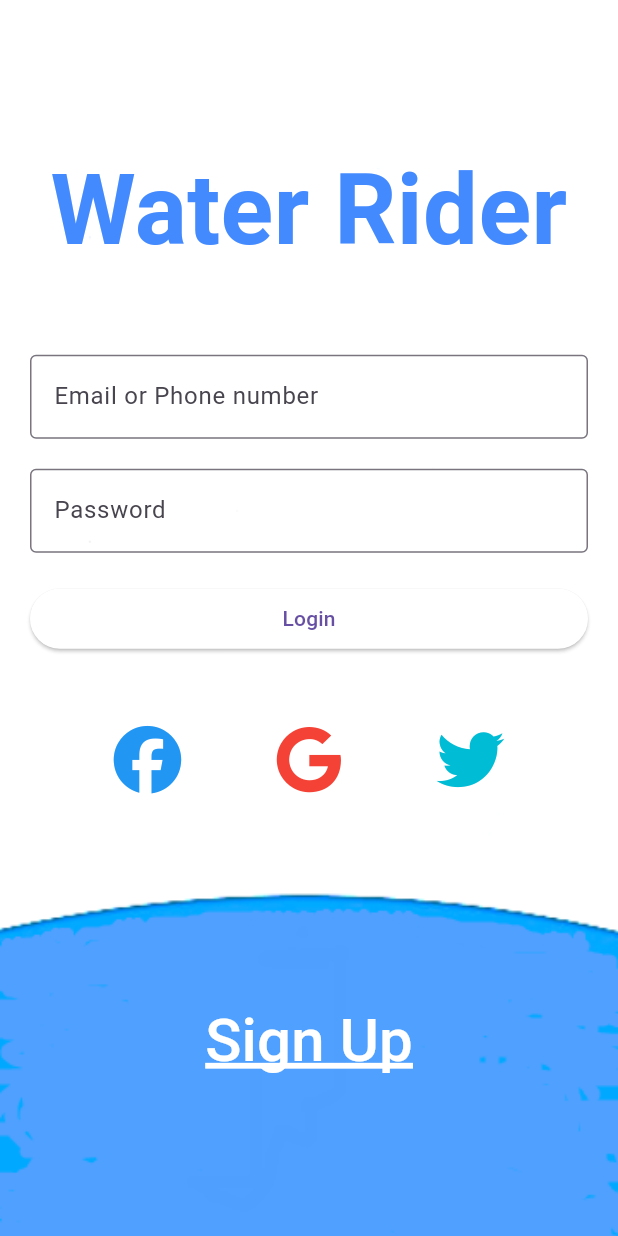
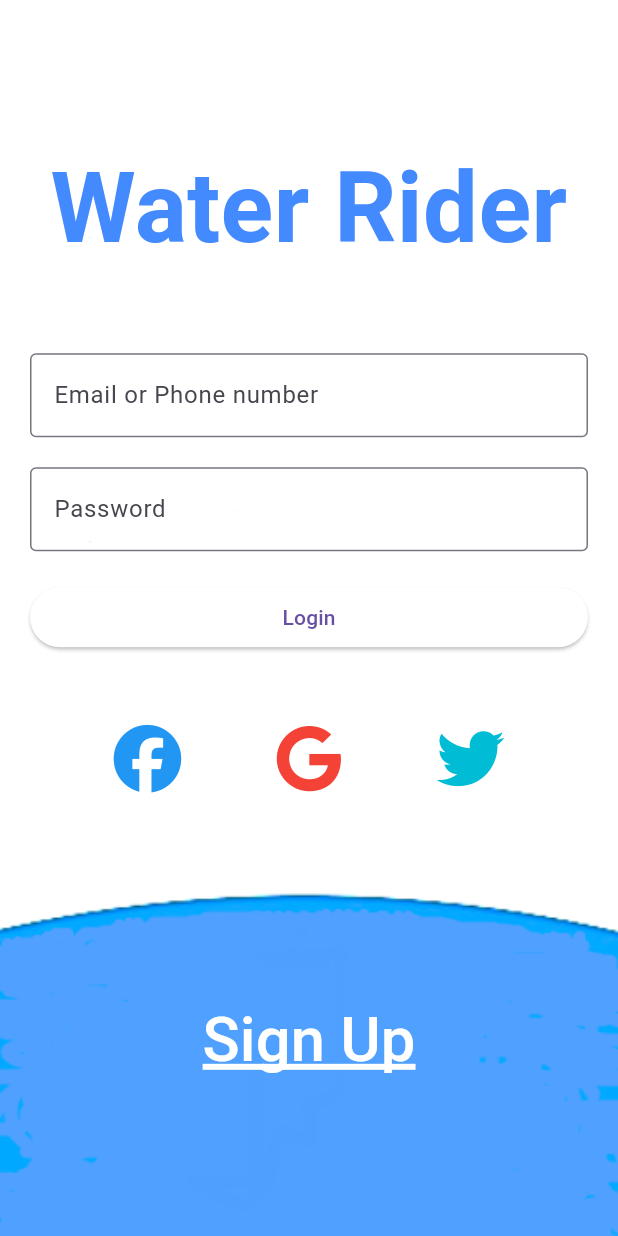
Before and after one commit to mohamed17803/waterriderdemo, a Flutter app: the screen it shows after launch, on a phone screen of 412 x 824 dp. Run offline on Flutter 3.47's test engine with Material 3 defaults, Android fonts, the phone set to English and light mode, and no system bars; our stand-ins replace font_awesome_flutter; Roboto replaces fonts that are missing (Pacifico).

Commit message:
SCRUM-53          git commit -m "SCRUM-53 <Button Work>"

```diff
--- a/lib/main.dart
+++ b/lib/main.dart
@@ -35,9 +35,9 @@
       home: const SplashScreen(), // Ensure SplashScreen is defined in splash_screen.dart
       // Named routes allow for easy navigation throughout the app.
       routes: {
-        // Defining the route for the login screen.
+        // Defining the route for the Login screen.
         '/login': (context) => const LoginScreen(),
-        // Defining the route for the sign-up screen.
+        // Defining the route for the Sign-up screen.
         '/signup': (context) => const SignUpScreen(),
       },
       // The onGenerateRoute function is called when navigating to a named route.
--- a/lib/screens/login_screen.dart
+++ b/lib/screens/login_screen.dart
@@ -98,7 +98,7 @@
                       child: const Text(
                         'Sign Up',
                         style: TextStyle(
-                          fontSize: 40.0,
+                          fontSize: 41.0,
                           color: Colors.white,
                           decoration: TextDecoration.underline,
                           decorationThickness: 2,
```
